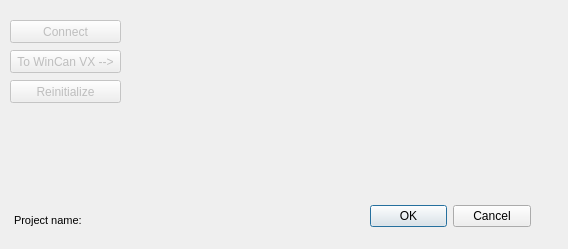
Old version of the form VX_integration_dialog_base.ui in the repository WinCan/QGISPlugin.
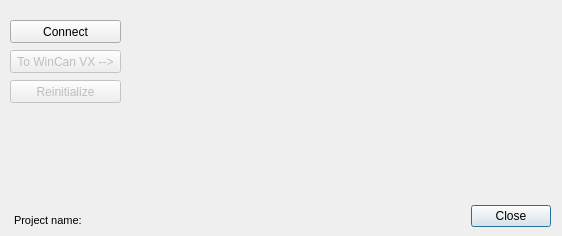
New version of the form. Icons and pictures are not drawn.

Patch:
```diff
--- a/VX_integration_dialog_base.ui
+++ b/VX_integration_dialog_base.ui
@@ -9,8 +9,8 @@
    <rect>
     <x>0</x>
     <y>0</y>
-    <width>568</width>
-    <height>249</height>
+    <width>562</width>
+    <height>236</height>
    </rect>
   </property>
   <property name="sizePolicy">
@@ -21,14 +21,14 @@
   </property>
   <property name="minimumSize">
    <size>
-    <width>568</width>
-    <height>249</height>
+    <width>562</width>
+    <height>236</height>
    </size>
   </property>
   <property name="maximumSize">
    <size>
-    <width>568</width>
-    <height>249</height>
+    <width>562</width>
+    <height>236</height>
    </size>
   </property>
   <property name="windowTitle">
@@ -44,9 +44,9 @@
   <widget class="QDialogButtonBox" name="button_box">
    <property name="geometry">
     <rect>
-     <x>370</x>
+     <x>470</x>
      <y>200</y>
-     <width>161</width>
+     <width>81</width>
      <height>32</height>
     </rect>
    </property>
@@ -54,13 +54,10 @@
     <enum>Qt::Horizontal</enum>
    </property>
    <property name="standardButtons">
-    <set>QDialogButtonBox::Cancel|QDialogButtonBox::Ok</set>
+    <set>QDialogButtonBox::Close</set>
    </property>
   </widget>
   <widget class="QPushButton" name="pushButton">
-   <property name="enabled">
-    <bool>false</bool>
-   </property>
    <property name="geometry">
     <rect>
      <x>10</x>
@@ -184,10 +181,10 @@
    </property>
    <property name="geometry">
     <rect>
-     <x>340</x>
+     <x>440</x>
      <y>200</y>
      <width>31</width>
-     <height>41</height>
+     <height>31</height>
     </rect>
    </property>
    <property name="autoFillBackground">
```
